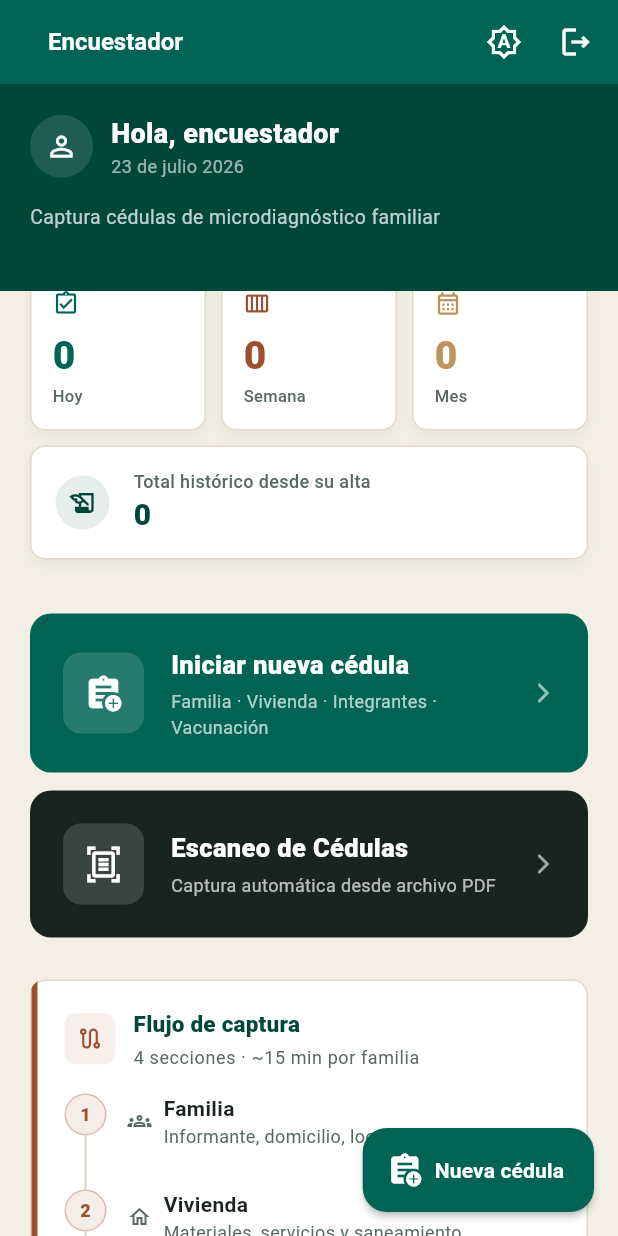
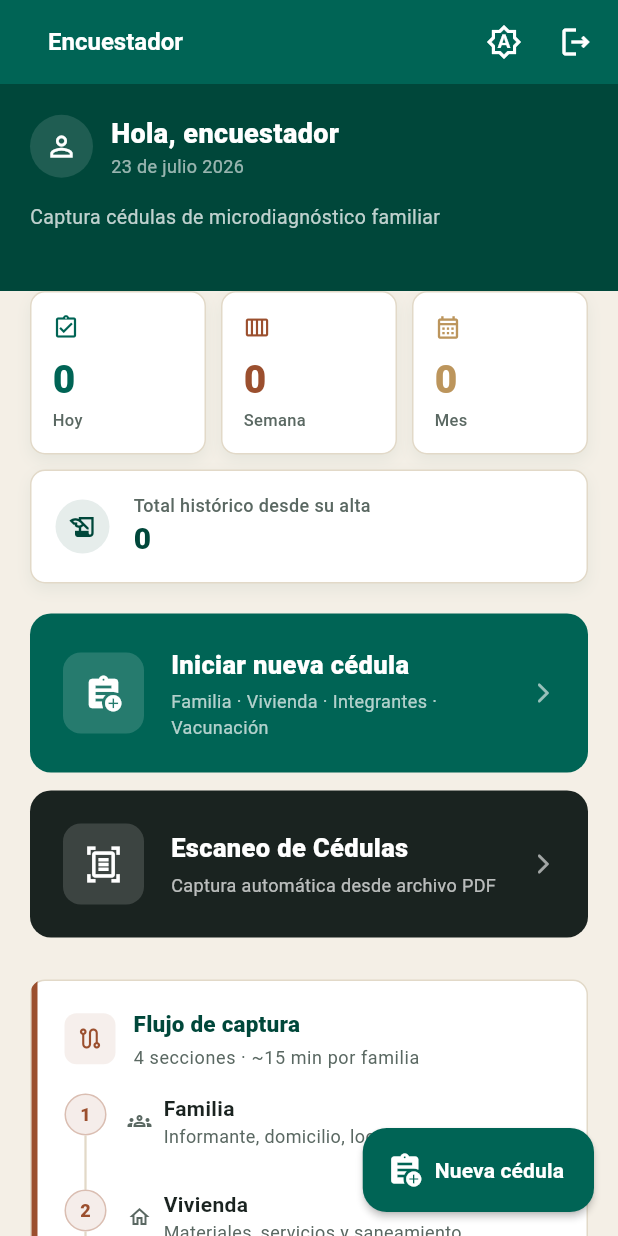
Before and after one commit to IDS-HUGO/SUMS_MOBILE, a Flutter app: the HomeEncuestadorPage screen opened by its route, on a phone screen of 412 x 824 dp. Run offline on Flutter 3.47's test engine with Material 3 defaults, Android fonts, the phone set to English and light mode, and no system bars; our stand-ins replace connectivity_plus, drift, file_picker, flutter_riverpod, flutter_secure_storage, get_it and 2 more; missing offline and left inert: encrypt, flutter_jailbreak_detection, workmanager; accounts and stored records are empty; generated files the repository leaves out were written again; network calls fail; Roboto replaces fonts that are missing (Arial); statements that could not run were skipped.

Commit message:
UI ARREGLADA

```diff
--- a/lib/features/auth/presentation/pages/home_admin_page.dart
+++ b/lib/features/auth/presentation/pages/home_admin_page.dart
@@ -49,7 +49,7 @@ class HomeAdminPage extends ConsumerWidget {
                 crossAxisCount: 2,
                 crossAxisSpacing: 10,
                 mainAxisSpacing: 10,
-                childAspectRatio: 1.4,
+                childAspectRatio: 1.1,
                 children: [
                   _AdminActionCard(
                     icon: Icons.people_outline,
--- a/lib/features/auth/presentation/pages/home_encuestador_page.dart
+++ b/lib/features/auth/presentation/pages/home_encuestador_page.dart
@@ -501,9 +501,7 @@ class _MetricsRow extends ConsumerWidget {
 
   @override
   Widget build(BuildContext context, WidgetRef ref) {
-    return Transform.translate(
-      offset: const Offset(0, -16),
-      child: Column(
+    return Column(
       children: [
         Row(
           children: [
@@ -543,7 +541,6 @@ class _MetricsRow extends ConsumerWidget {
           color: AppColors.greenDark,
         ),
       ],
-      ),
     );
   }
 }
```
Lines whose indentation alone changed are shown as unchanged.
